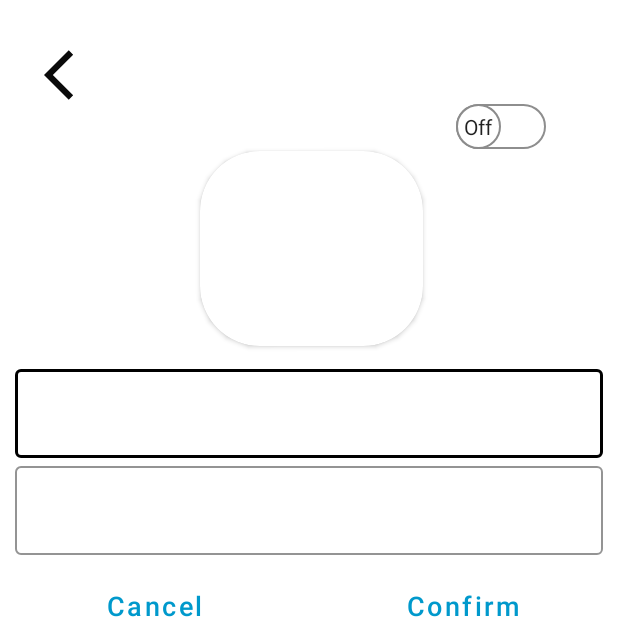
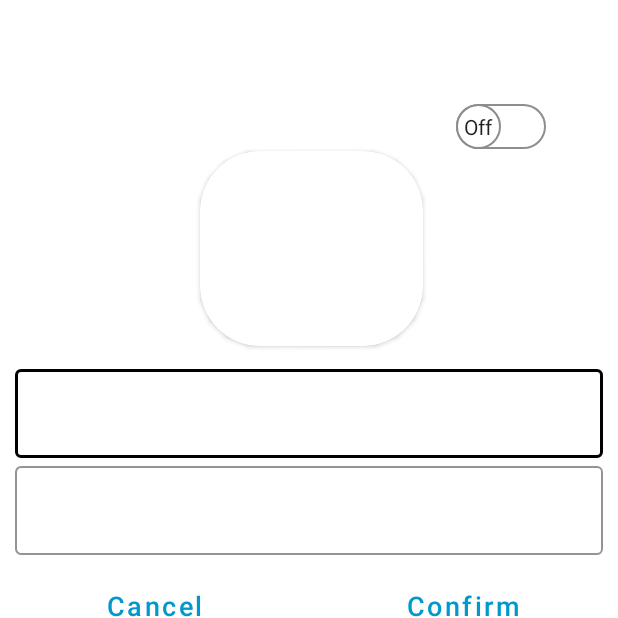
Before and after one commit to KhairulEidlan/NgopiCafe, an Android app: the EditAdminMenu screen opened directly, with no data from a screen before it, on a phone screen of 412 x 824 dp, the top half of it. Run offline under Robolectric (Android 15) with nearby library versions, the phone set to English and light mode, and no system bars; our stand-ins replace Firebase (no records; nobody signed in at launch, a user with empty details on screens opened directly), Picasso; pictures from the network do not load.

Commit message:
admin update item

```diff
--- a/app/src/main/res/layout/activity_edit_admin_menu.xml
+++ b/app/src/main/res/layout/activity_edit_admin_menu.xml
@@ -6,19 +6,6 @@
     android:layout_height="match_parent"
     android:background="@color/white"
     tools:context=".EditAdminMenu">
-
-    <ImageView
-        android:id="@+id/imageView"
-        android:layout_width="40dp"
-        android:layout_height="40dp"
-        android:layout_alignParentStart="true"
-        android:layout_alignParentTop="true"
-        android:layout_marginStart="29dp"
-        android:layout_marginTop="30dp"
-        android:background="@drawable/ic_back"
-        android:onClick="back"
-        app:layout_constraintStart_toStartOf="parent"
-        tools:layout_editor_absoluteY="0dp" />
 
     <androidx.cardview.widget.CardView
         android:id="@+id/cardViewImage"
```
Also changed, not shown: app/src/main/java/com/example/ngopi/EditAdminMenu.java (+89 -30 lines).
